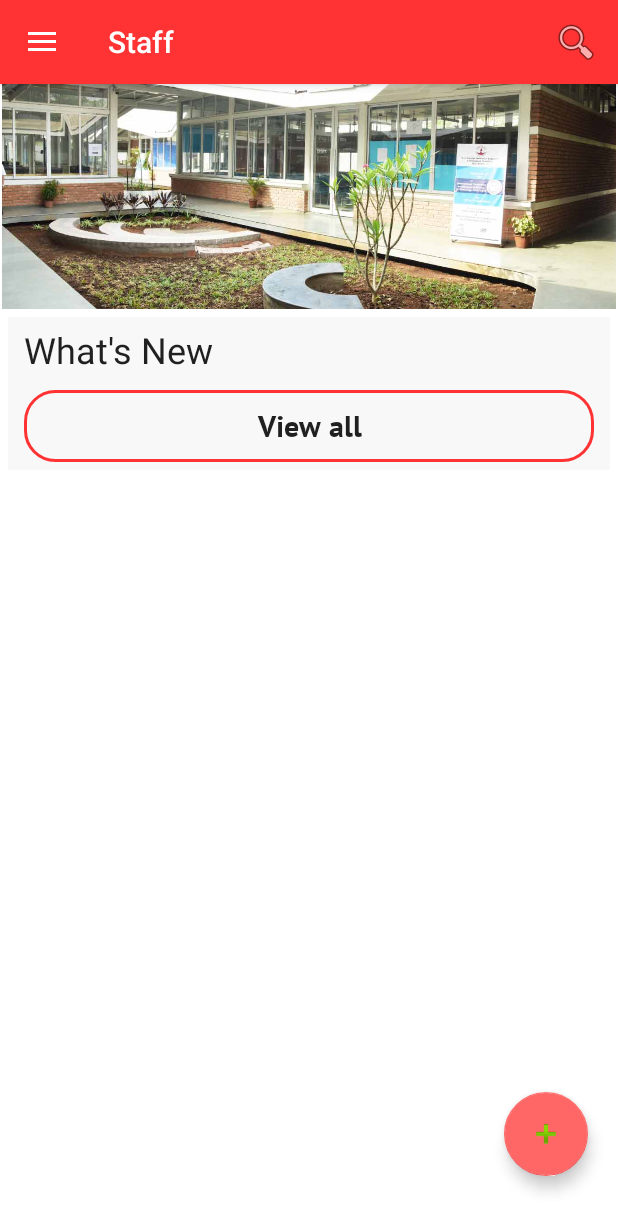
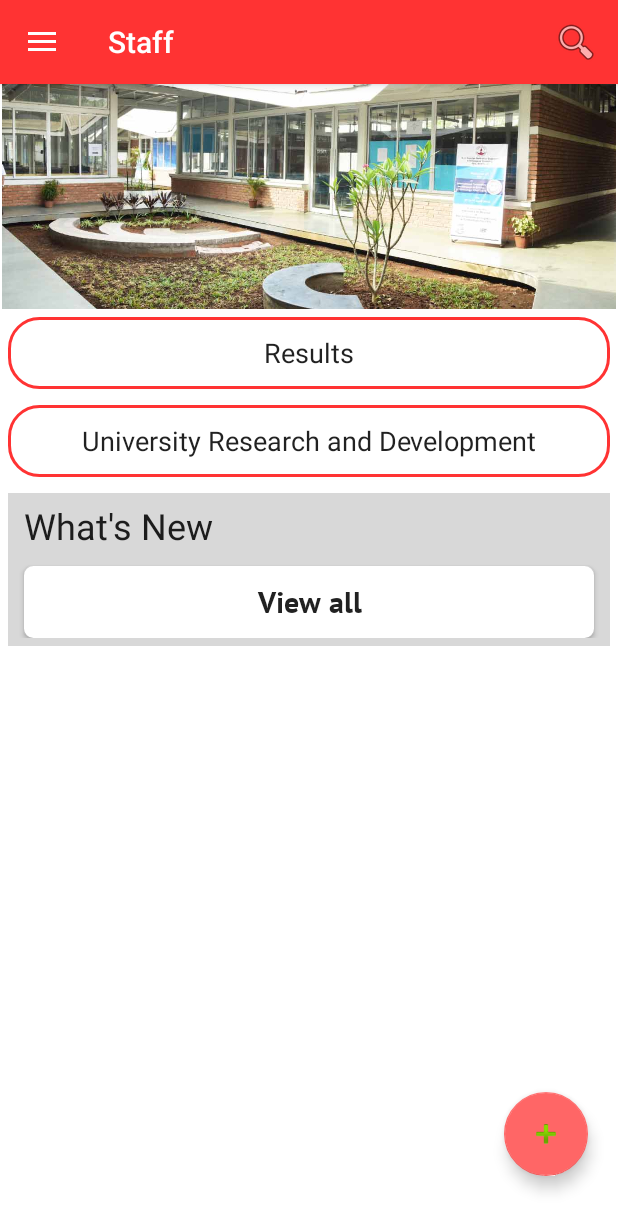
Before and after one commit to hardi-12/notice, an Android app: the HomeFragment screen opened directly, with no data from a screen before it, on a phone screen of 412 x 824 dp. Shown: the top 1231 px of the screen. Run offline under Robolectric (Android 15) with nearby library versions, the phone set to English and light mode, and no system bars; our stand-ins replace Firebase (no records; nobody signed in at launch, a user with empty details on screens opened directly), navigation-ui; libraries missing offline, so code that uses them is left out: es.dmoral.toasty; 2 statements that could not run were skipped.

Commit message:
New Update 21/07/2020 3.0

```diff
--- a/app/src/main/java/com/example/noticeboard/noticeTypes/NoticeStudent.java
+++ b/app/src/main/java/com/example/noticeboard/noticeTypes/NoticeStudent.java
@@ -71,6 +71,7 @@ public class NoticeStudent extends AppCompatActivity {
     protected void onCreate(Bundle savedInstanceState) {
         super.onCreate(savedInstanceState);
         setContentView(R.layout.activity_notice_sports);
+        setTitle("Student Section");
 
         ibSportsDate = findViewById(R.id.ibSportsDate);
         ibSportsTime = findViewById(R.id.ibSportsTime);
@@ -90,9 +91,6 @@ public class NoticeStudent extends AppCompatActivity {
         reference = FirebaseDatabase.getInstance().getReference("notice");
         storageReference = FirebaseStorage.getInstance().getReference("uploads");
         builder = new AlertDialog.Builder(this);
-
-        toolbar = findViewById(R.id.toolbar);
-        getSupportActionBar().setTitle("Student Section");
 
         ibSportsDate.setOnClickListener(new View.OnClickListener() {
             @Override
--- a/app/src/main/java/com/example/noticeboard/ui/home/HomeFragment.java
+++ b/app/src/main/java/com/example/noticeboard/ui/home/HomeFragment.java
@@ -1,5 +1,7 @@
 package com.example.noticeboard.ui.home;
 
+import android.content.Intent;
+import android.net.Uri;
 import android.os.Bundle;
 import android.view.LayoutInflater;
 import android.view.View;
@@ -15,10 +17,12 @@ import androidx.fragment.app.FragmentTransaction;
 import androidx.recyclerview.widget.LinearLayoutManager;
 import androidx.recyclerview.widget.RecyclerView;
 
+import com.example.noticeboard.Dashboard;
 import com.example.noticeboard.NoticeAdapter;
 import com.example.noticeboard.R;
 import com.example.noticeboard.notice;
 import com.example.noticeboard.ui.search.SearchFragment;
+import com.example.noticeboard.web_view;
 import com.google.firebase.database.DataSnapshot;
 import com.google.firebase.database.DatabaseError;
 import com.google.firebase.database.DatabaseReference;
@@ -37,7 +41,7 @@ public class HomeFragment extends Fragment {
     RecyclerView list_view;
     ArrayList<notice> itemlist, sortedList;
     NoticeAdapter adapterClass;
-    Button view_all;
+    Button view_all, Result, Research;
 
     public View onCreateView(@NonNull LayoutInflater inflater, ViewGroup container, Bundle savedInstanceState) {
         final View view = inflater.inflate(R.layout.fragment_home, container, false);
@@ -69,6 +73,18 @@ public class HomeFragment extends Fragment {
                 transaction.replace(R.id.nav_host_fragment, newFragment);
                 transaction.addToBackStack(null);
                 transaction.commit();
+            }
+        });
+
+        Result = view.findViewById(R.id.Result);
+        Research = view.findViewById(R.id.Research);
+
+        Result.setOnClickListener(new View.OnClickListener() {
+            @Override
+            public void onClick(View v) {
+                Intent k = new Intent(getContext(), web_view.class);
+                k.putExtra("link","https://myaccount.somaiya.edu/#/login");
+                startActivity(k);
             }
         });
 
--- a/app/src/main/res/layout/activity_admin_sign_up.xml
+++ b/app/src/main/res/layout/activity_admin_sign_up.xml
@@ -58,7 +58,7 @@
             android:layout_marginTop="20dp"
             android:layout_marginRight="20dp"
             android:ems="10"
-            android:hint="Phone Nunber"
+            android:hint="Phone Number"
             android:inputType="phone"
             android:textColor="#000"
             android:textColorHint="#000" />
--- a/app/src/main/res/layout/fragment_home.xml
+++ b/app/src/main/res/layout/fragment_home.xml
@@ -23,12 +23,34 @@
 
             </ViewFlipper>
 
+            <Button
+                android:id="@+id/Result"
+                android:layout_width="match_parent"
+                android:layout_height="wrap_content"
+                android:background="@drawable/custombut1"
+                android:layout_margin="5dp"
+                android:text="Results"
+                style="@style/TextAppearance.AppCompat.Headline"
+                android:textSize="18sp"
+                android:textAllCaps="false"/>
+
+            <Button
+                android:id="@+id/Research"
+                android:layout_width="match_parent"
+                android:layout_height="wrap_content"
+                android:background="@drawable/custombut1"
+                android:layout_margin="5dp"
+                android:text="University Research and Development"
+                style="@style/TextAppearance.AppCompat.Headline"
+                android:textSize="18sp"
+                android:textAllCaps="false"/>
+
             <LinearLayout
                 android:layout_width="match_parent"
                 android:layout_height="wrap_content"
                 android:orientation="vertical"
                 android:layout_margin="5dp"
-                android:background="#f8f8f8"
+                android:background="#d8d8d8"
                 android:padding="5dp">
 
                 <TextView
@@ -57,9 +79,10 @@
                     android:textAllCaps="false"
                     android:textSize="20sp"
                     android:fontFamily="@font/pt_sans_bold"
-                    android:background="@drawable/custombut1"
+                    android:background="@drawable/rounded_red"
                     android:layout_marginLeft="5dp"
-                    android:layout_marginRight="5dp"/>
+                    android:layout_marginRight="5dp"
+                    android:backgroundTint="#fff"/>
             </LinearLayout>
         </LinearLayout>
 
```
Also changed, not shown: app/build.gradle (+4 -4 lines), app/src/main/res/layout/activity_student_sign_up.xml (+5 -5 lines).
